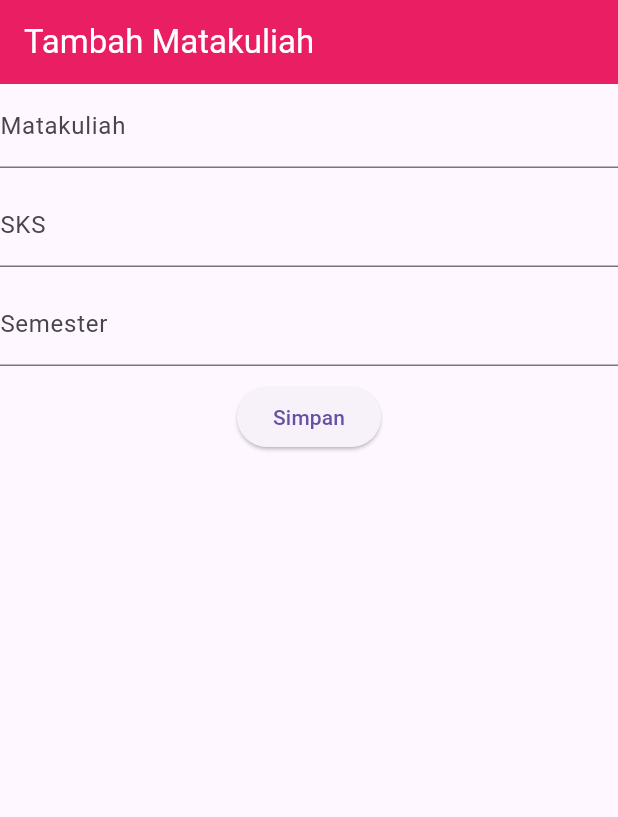
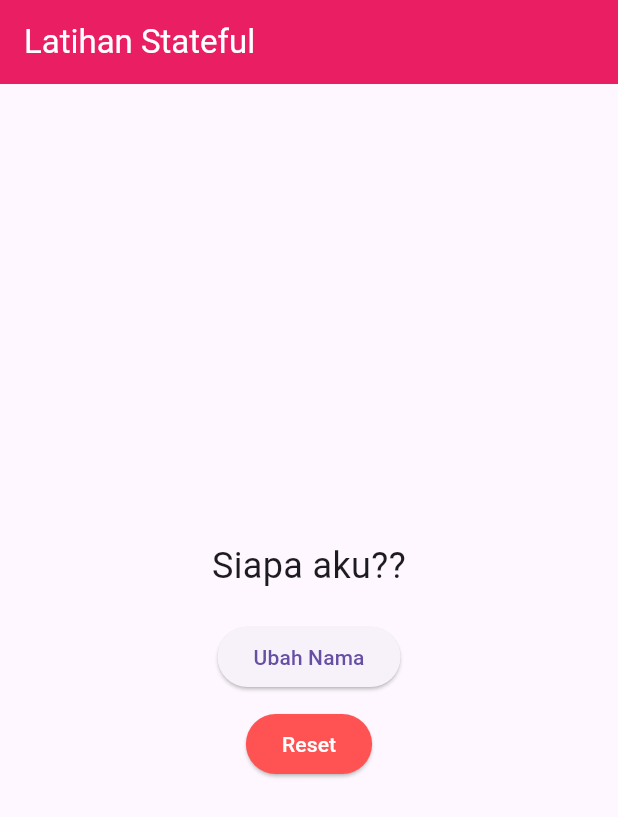
Before and after one commit to panji881/BelajarFlutter, a Flutter app: the screen it shows after launch, on a phone screen of 412 x 824 dp. Shown: the top 817 px of the screen. Run offline on Flutter 3.47's test engine with Material 3 defaults, Android fonts, the phone set to English and light mode, and no system bars.

Commit message:
latihan Stateful

```diff
--- /dev/null
+++ b/lib/latihan_stateful.dart
@@ -0,0 +1,70 @@
+import 'package:flutter/material.dart';
+
+void main() {
+  runApp(MyApp());
+}
+
+class MyApp extends StatelessWidget {
+  @override
+  Widget build(BuildContext context) {
+    return MaterialApp(title: 'Latihan Stateful', home: LatihanStateful());
+  }
+}
+
+class LatihanStateful extends StatefulWidget {
+  @override
+  _LatihanStatefulState createState() => _LatihanStatefulState();
+}
+
+class _LatihanStatefulState extends State<LatihanStateful> {
+  String _nama = "Siapa aku??";
+
+  void _ubahNama() {
+    setState(() {
+      _nama = "Aku adalah Yin dan tidak akan pernah berubah";
+    });
+  }
+
+  void _resetNama() {
+    setState(() {
+      _nama = "Siapa aku??";
+    });
+  }
+
+  @override
+  Widget build(BuildContext context) {
+    return Scaffold(
+      appBar: AppBar(
+        title: Text("Latihan Stateful", style: TextStyle(color: Colors.white)),
+        backgroundColor: Colors.pink,
+      ),
+      body: Center(
+        child: Column(
+          mainAxisAlignment: MainAxisAlignment.center,
+          children: [
+            SingleChildScrollView(
+              child: Align(
+                alignment: Alignment.center,
+                child: Text(
+                  _nama,
+                  style: TextStyle(fontSize: 24),
+                  textAlign: TextAlign.center, // Menjaga teks tetap rata tengah
+                ),
+              ),
+            ),
+            SizedBox(height: 20),
+            ElevatedButton(onPressed: _ubahNama, child: Text("Ubah Nama")),
+            SizedBox(height: 10),
+            ElevatedButton(
+              onPressed: _resetNama,
+              child: Text("Reset", style: TextStyle(color: Colors.white)),
+              style: ElevatedButton.styleFrom(
+                backgroundColor: Colors.redAccent,
+              ),
+            ),
+          ],
+        ),
+      ),
+    );
+  }
+}
--- a/lib/main.dart
+++ b/lib/main.dart
@@ -3,6 +3,7 @@ import 'package:flutter/material.dart';
 import 'contoh_stateless.dart';
 import 'contoh_stateful.dart';
 import 'matakuliah_form.dart';
+import 'latihan_stateful.dart';
 
 void main() => runApp(MyApp());
 
@@ -11,7 +12,7 @@ class MyApp extends StatelessWidget {
   @override
   Widget build(BuildContext context) {
     return MaterialApp(title: 'Latihan Flutter',
-    home: MatakuliahForm()
+    home: LatihanStateful()
     );
   }
 }
```
